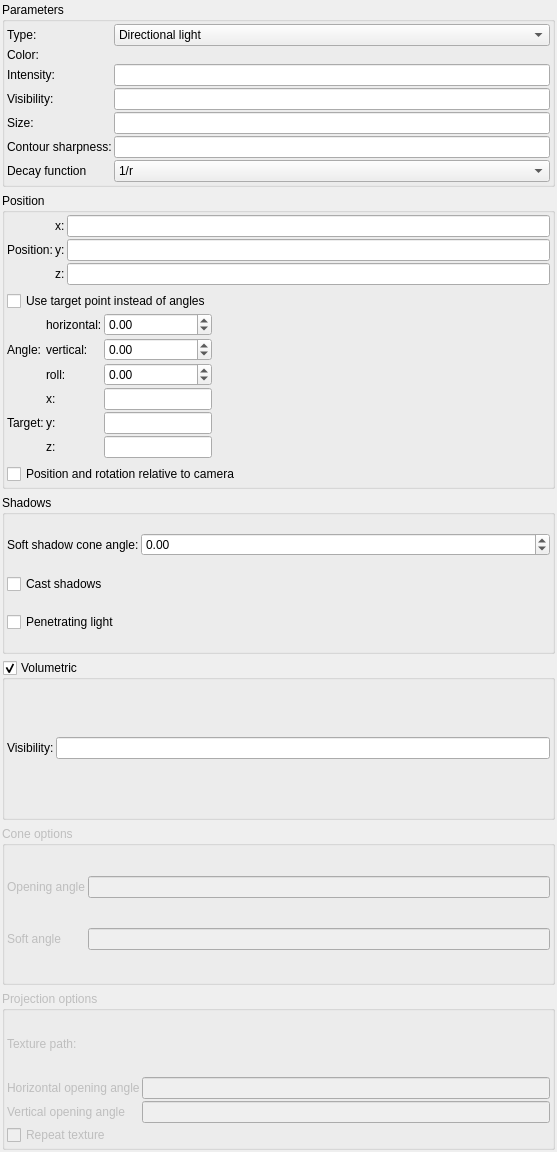
This is mandelbulber2/qt/light_editor.ui in irinox-ctrl/mandelbulber2 as Qt 5 draws it before an edit. The edited form follows.
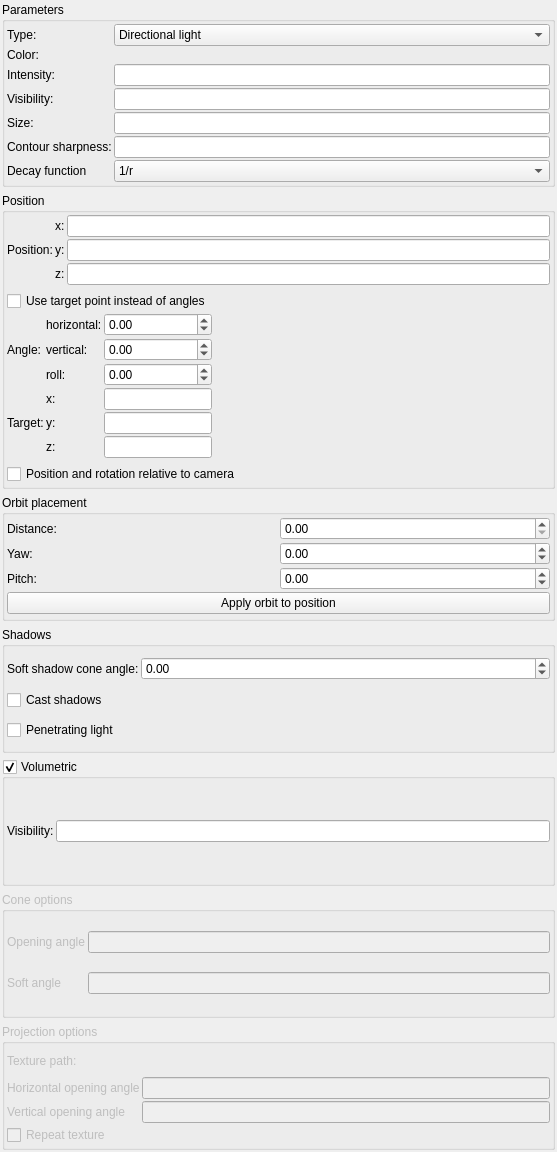
This is the edited form. Icons and pictures are not drawn. Custom widgets are drawn as their Qt base class.

Commit message:
Add Orbit Placement Helper for aux lights
- New parameters: orbit_distance, orbit_yaw, orbit_pitch per light
- UI group in Light Editor with Distance/Yaw/Pitch spinboxes
- Apply button calculates position = target + spherical(yaw, pitch) * distance
- Correctly handles relative_position lights
- No shader changes, purely placement math

What changed in the file:
```diff
--- a/mandelbulber2/qt/light_editor.ui
+++ b/mandelbulber2/qt/light_editor.ui
@@ -558,6 +558,118 @@
      </layout>
     </widget>
    </item>
+   <item>
+    <widget class="QGroupBox" name="groupBox_orbit">
+     <property name="title">
+      <string>Orbit placement</string>
+     </property>
+     <layout class="QGridLayout" name="gridLayout_orbit">
+      <property name="leftMargin">
+       <number>2</number>
+      </property>
+      <property name="topMargin">
+       <number>2</number>
+      </property>
+      <property name="rightMargin">
+       <number>2</number>
+      </property>
+      <property name="bottomMargin">
+       <number>2</number>
+      </property>
+      <property name="spacing">
+       <number>2</number>
+      </property>
+      <item row="0" column="0">
+       <widget class="QLabel" name="label_orbit_dist">
+        <property name="text">
+         <string>Distance:</string>
+        </property>
+       </widget>
+      </item>
+      <item row="0" column="1">
+       <widget class="MyDoubleSpinBox" name="spinboxd_orbit_distance">
+        <property name="toolTip">
+         <string>&lt;html&gt;&lt;head/&gt;&lt;body&gt;&lt;p&gt;Distance from target point&lt;/p&gt;&lt;/body&gt;&lt;/html&gt;</string>
+        </property>
+        <property name="decimals">
+         <number>2</number>
+        </property>
+        <property name="minimum">
+         <double>0.000000000000000</double>
+        </property>
+        <property name="maximum">
+         <double>100000.000000000000000</double>
+        </property>
+        <property name="singleStep">
+         <double>0.100000000000000</double>
+        </property>
+       </widget>
+      </item>
+      <item row="1" column="0">
+       <widget class="QLabel" name="label_orbit_yaw">
+        <property name="text">
+         <string>Yaw:</string>
+        </property>
+       </widget>
+      </item>
+      <item row="1" column="1">
+       <widget class="MyDoubleSpinBox" name="spinboxd_orbit_yaw">
+        <property name="toolTip">
+         <string>&lt;html&gt;&lt;head/&gt;&lt;body&gt;&lt;p&gt;Horizontal angle around target (-180 to 180)&lt;/p&gt;&lt;/body&gt;&lt;/html&gt;</string>
+        </property>
+        <property name="decimals">
+         <number>2</number>
+        </property>
+        <property name="minimum">
+         <double>-360.000000000000000</double>
+        </property>
+        <property name="maximum">
+         <double>360.000000000000000</double>
+        </property>
+        <property name="singleStep">
+         <double>1.000000000000000</double>
+        </property>
+       </widget>
+      </item>
+      <item row="2" column="0">
+       <widget class="QLabel" name="label_orbit_pitch">
+        <property name="text">
+         <string>Pitch:</string>
+        </property>
+       </widget>
+      </item>
+      <item row="2" column="1">
+       <widget class="MyDoubleSpinBox" name="spinboxd_orbit_pitch">
+        <property name="toolTip">
+         <string>&lt;html&gt;&lt;head/&gt;&lt;body&gt;&lt;p&gt;Vertical angle above/below target (-90 to 90)&lt;/p&gt;&lt;/body&gt;&lt;/html&gt;</string>
+        </property>
+        <property name="decimals">
+         <number>2</number>
+        </property>
+        <property name="minimum">
+         <double>-90.000000000000000</double>
+        </property>
+        <property name="maximum">
+         <double>90.000000000000000</double>
+        </property>
+        <property name="singleStep">
+         <double>1.000000000000000</double>
+        </property>
+       </widget>
+      </item>
+      <item row="3" column="0" colspan="2">
+       <widget class="QPushButton" name="pushButton_applyOrbit">
+        <property name="toolTip">
+         <string>&lt;html&gt;&lt;head/&gt;&lt;body&gt;&lt;p&gt;Calculate light position from orbit parameters and apply to position&lt;/p&gt;&lt;/body&gt;&lt;/html&gt;</string>
+        </property>
+        <property name="text">
+         <string>Apply orbit to position</string>
+        </property>
+       </widget>
+      </item>
+     </layout>
+    </widget>
+   </item>
    <item>
     <widget class="QGroupBox" name="groupBox_4">
      <property name="title">
```
The commit also changes 4 other files.
